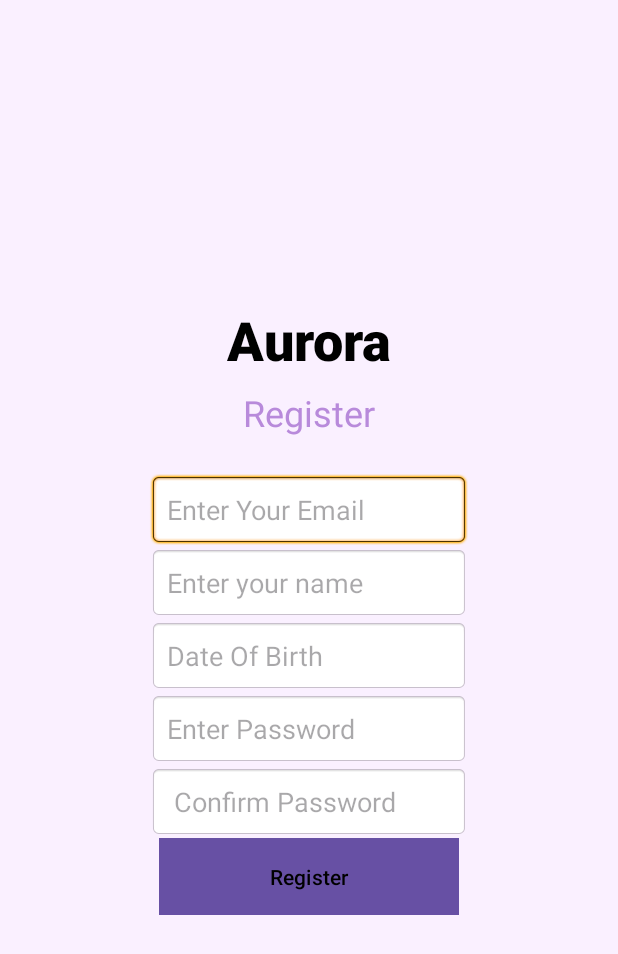
After one commit to ST10375622/POE_Summative, an Android app: the RegistrationActivity screen opened directly, with no data from a screen before it, on a phone screen of 412 x 824 dp. The commit adds this screen. Shown: the top 954 px of the screen. Run offline under Robolectric (Android 15) with nearby library versions, the phone set to English and light mode, and no system bars; our stand-ins replace Firebase (no records; nobody signed in at launch, a user with empty details on screens opened directly).

Commit message:
RegistrationActivity created

```diff
--- a/app/src/main/AndroidManifest.xml
+++ b/app/src/main/AndroidManifest.xml
@@ -13,6 +13,9 @@
         android:theme="@style/Theme.POE_Summative"
         tools:targetApi="31">
         <activity
+            android:name=".RegistrationActivity"
+            android:exported="false" />
+        <activity
             android:name=".MainActivity"
             android:exported="false" />
         <activity
--- a/app/src/main/java/com/fake/poe_summative/LandingPageActivity.kt
+++ b/app/src/main/java/com/fake/poe_summative/LandingPageActivity.kt
@@ -28,7 +28,7 @@ class LandingPageActivity : AppCompatActivity() {
         }
 
         btnRegister.setOnClickListener {
-            val intent = Intent(this, MainActivity::class.java)
+            val intent = Intent(this, RegistrationActivity::class.java)
             startActivity(intent)
         }
     }
--- /dev/null
+++ b/app/src/main/java/com/fake/poe_summative/RegistrationActivity.kt
@@ -0,0 +1,119 @@
+package com.fake.poe_summative
+
+import android.app.DatePickerDialog
+import android.content.Intent
+import android.icu.util.Calendar
+import android.os.Bundle
+import android.widget.Button
+import android.widget.EditText
+import android.widget.Toast
+import androidx.activity.enableEdgeToEdge
+import androidx.appcompat.app.AppCompatActivity
+import androidx.core.view.ViewCompat
+import androidx.core.view.WindowInsetsCompat
+import com.google.firebase.auth.FirebaseAuth
+import com.google.firebase.firestore.FirebaseFirestore
+
+class RegistrationActivity : AppCompatActivity() {
+
+    private lateinit var auth: FirebaseAuth
+    private lateinit var firestore: FirebaseFirestore
+
+    override fun onCreate(savedInstanceState: Bundle?) {
+        super.onCreate(savedInstanceState)
+        enableEdgeToEdge()
+        setContentView(R.layout.activity_registration)
+
+        auth = FirebaseAuth.getInstance()
+        firestore = FirebaseFirestore.getInstance()
+
+        val email = findViewById<EditText>(R.id.etEmail)
+        val name = findViewById<EditText>(R.id.etName)
+        val dob = findViewById<EditText>(R.id.etDOB)
+        val password = findViewById<EditText>(R.id.etPassword)
+        val confirmPassword = findViewById<EditText>(R.id.etConfirmPassword)
+        val registerButton = findViewById<Button>(R.id.btnRegister)
+
+        //date picker will be displayed
+        //will make it user friendly for the user
+        dob.setOnClickListener{
+            showDatePicker(dob)
+        }
+
+        //what will happen when the register button is clicked
+        registerButton.setOnClickListener {
+            val email = email.text.toString().trim()
+            val name = name.text.toString().trim()
+            val dob = dob.text.toString().trim()
+            val password = password.text.toString().trim()
+            val confirmPassword = confirmPassword.text.toString().trim()
+
+            //if the following fields are empty the toast/pop up message will display
+            if (email.isBlank() || name.isBlank() || dob.isBlank() || password.isBlank()) {
+                //pop up will display on the screen
+                Toast.makeText(this, "Please fill all fields", Toast.LENGTH_SHORT).show()
+                return@setOnClickListener
+            }
+
+            if (password != confirmPassword) {
+                Toast.makeText(this, "Passwords do not match", Toast.LENGTH_SHORT).show()
+                return@setOnClickListener
+            }
+
+            //Firebase Auth Registration
+            auth.createUserWithEmailAndPassword(email, password)
+                .addOnCompleteListener { task ->
+                    if (task.isSuccessful) {
+                        val userId = auth.currentUser?.uid ?: return@addOnCompleteListener
+
+                        //saves user profile in firestore
+                        val userMap = hashMapOf(
+                            "name" to name,
+                            "email" to email,
+                            "dob" to dob
+                        )
+
+                        firestore.collection("users").document(userId).set(userMap)
+                            .addOnSuccessListener {
+                                Toast.makeText(this, "Register Successful", Toast.LENGTH_SHORT)
+                                    .show()
+                                val intent = Intent(this, MainActivity::class.java)
+                                startActivity(intent)
+                                finish()
+                            }
+                            .addOnFailureListener {
+                                Toast.makeText(this, "Failed to save profile", Toast.LENGTH_SHORT)
+                                    .show()
+                            }
+                    } else {
+                        Toast.makeText(
+                            this,
+                            "Registration Failed: ${task.exception?.message}",
+                            Toast.LENGTH_LONG
+                        ).show()
+                    }
+                }
+            }
+        }
+    //makes the date entry for dob user friendly
+    //the date picker will display when the user clicks on the dob field.
+    //a calander will appear and the user will be able to click on their dob
+    private fun showDatePicker(editText: EditText) {
+        val calendar = Calendar.getInstance()
+        val year = calendar.get(Calendar.YEAR)
+        val month = calendar.get(Calendar.MONTH)
+        val day = calendar.get(Calendar.DAY_OF_MONTH)
+
+        val datePicker = DatePickerDialog(
+            this,
+            {_, selectedYear, selectedMonth, selectedDay ->
+                val formattedDate = " ${selectedDay.toString().padStart(2, '0')}/" +
+                        "${(selectedMonth + 1).toString().padStart(2, '0')}/" +
+                        "$selectedYear"
+                editText.setText(formattedDate)
+            },
+            year, month, day
+        )
+        datePicker.show()
+    }
+    }
--- /dev/null
+++ b/app/src/main/res/layout/activity_registration.xml
@@ -0,0 +1,95 @@
+<?xml version="1.0" encoding="utf-8"?>
+<LinearLayout xmlns:android="http://schemas.android.com/apk/res/android"
+    xmlns:app="http://schemas.android.com/apk/res-auto"
+    xmlns:tools="http://schemas.android.com/tools"
+    android:id="@+id/main"
+    android:layout_width="match_parent"
+    android:layout_height="match_parent"
+    android:orientation="vertical"
+    android:gravity="center"
+    android:background="@color/Lavander"
+    tools:context=".RegistrationActivity">
+
+    <TextView
+        android:layout_width="wrap_content"
+        android:layout_height="wrap_content"
+        android:text="Aurora"
+        android:textSize="36sp"
+        android:textStyle="bold"
+        android:fontFamily="sans-serif-black"
+        android:textColor="@color/black"
+        android:layout_marginBottom="8dp"/>
+
+    <TextView
+        android:layout_width="wrap_content"
+        android:layout_height="wrap_content"
+        android:text="Register"
+        android:textSize="24sp"
+        android:textColor="@color/Purple"
+        android:layout_marginBottom="24dp"/>
+
+
+    <EditText
+        android:id="@+id/etEmail"
+        android:layout_width="wrap_content"
+        android:layout_height="wrap_content"
+        android:padding="12dp"
+        android:ems="10"
+        android:inputType="textEmailAddress"
+        android:hint="Enter Your Email"
+        android:background="@android:drawable/editbox_background"/>
+
+    <EditText
+        android:id="@+id/etName"
+        android:layout_width="wrap_content"
+        android:layout_height="wrap_content"
+        android:padding="12dp"
+        android:ems="10"
+        android:inputType="textPersonName"
+        android:hint="Enter your name"
+        android:background="@android:drawable/editbox_background"/>
+
+    <EditText
+        android:id="@+id/etDOB"
+        android:layout_width="wrap_content"
+        android:layout_height="wrap_content"
+        android:padding="12dp"
+        android:ems="10"
+        android:inputType="date"
+        android:focusable="false"
+        android:clickable="true"
+        android:hint="Date Of Birth"
+        android:background="@android:drawable/editbox_background"/>
+
+    <EditText
+        android:id="@+id/etPassword"
+        android:layout_width="wrap_content"
+        android:layout_height="wrap_content"
+        android:padding="12dp"
+        android:ems="10"
+        android:inputType="textPassword"
+        android:hint="Enter Password"
+        android:background="@android:drawable/editbox_background"/>
+
+    <EditText
+        android:id="@+id/etConfirmPassword"
+        android:layout_width="wrap_content"
+        android:layout_height="wrap_content"
+        android:padding="12dp"
+        android:ems="10"
+        android:inputType="textPassword"
+        android:hint=" Confirm Password"
+        android:background="@android:drawable/editbox_background"/>
+
+    <Button
+        android:id="@+id/btnRegister"
+        android:layout_width="200dp"
+        android:layout_height="wrap_content"
+        android:text="Register"
+        android:background="@drawable/button_outline"
+        android:textColor="@color/black"
+        tools:layout_editor_absoluteX="161dp"
+        tools:layout_editor_absoluteY="391dp"
+        android:layout_marginBottom="12dp"
+        android:padding="12sp"/>
+</LinearLayout>
--- a/gradle/libs.versions.toml
+++ b/gradle/libs.versions.toml
@@ -14,6 +14,9 @@ firebaseAuth = "23.2.1"
 credentials = "1.5.0"
 credentialsPlayServicesAuth = "1.5.0"
 googleid = "1.1.1"
+firebaseFirestore = "25.1.4"
+firebaseDatabase = "21.0.0"
+firebaseStorage = "21.0.2"
 
 [libraries]
 androidx-core-ktx = { group = "androidx.core", name = "core-ktx", version.ref = "coreKtx" }
@@ -28,6 +31,9 @@ firebase-auth = { group = "com.google.firebase", name = "firebase-auth", version
 androidx-credentials = { group = "androidx.credentials", name = "credentials", version.ref = "credentials" }
 androidx-credentials-play-services-auth = { group = "androidx.credentials", name = "credentials-play-services-auth", version.ref = "credentialsPlayServicesAuth" }
 googleid = { group = "com.google.android.libraries.identity.googleid", name = "googleid", version.ref = "googleid" }
+firebase-firestore = { group = "com.google.firebase", name = "firebase-firestore", version.ref = "firebaseFirestore" }
+firebase-database = { group = "com.google.firebase", name = "firebase-database", version.ref = "firebaseDatabase" }
+firebase-storage = { group = "com.google.firebase", name = "firebase-storage", version.ref = "firebaseStorage" }
 
 [plugins]
 android-application = { id = "com.android.application", version.ref = "agp" }
--- a/settings.gradle.kts
+++ b/settings.gradle.kts
@@ -7,6 +7,7 @@ pluginManagement {
                 includeGroupByRegex("androidx.*")
             }
         }
+        google()
         mavenCentral()
         gradlePluginPortal()
     }
```
Also changed, not shown: app/build.gradle.kts (+10 -0 lines).
